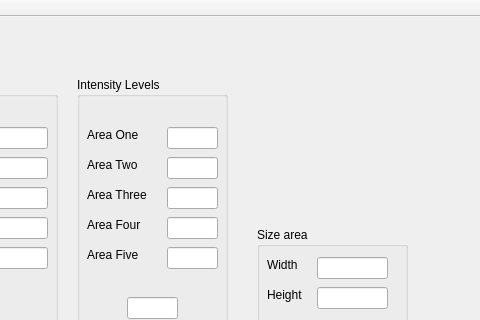
The window that LightControl/mainwindow.ui (RaCastanon/Lighting) describes before a commit, drawn with Qt 5; both pictures show x 413 to 893 and y 0 to 320 of the 893 by 587 pixel window.
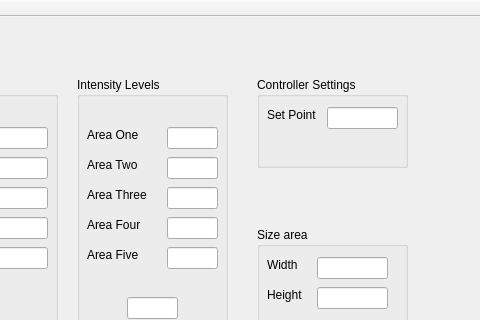
The same window after the commit.

```diff
--- a/LightControl/mainwindow.ui
+++ b/LightControl/mainwindow.ui
@@ -608,6 +608,42 @@
      </property>
     </widget>
    </widget>
+   <widget class="QGroupBox" name="groupBox_8">
+    <property name="geometry">
+     <rect>
+      <x>670</x>
+      <y>60</y>
+      <width>151</width>
+      <height>91</height>
+     </rect>
+    </property>
+    <property name="title">
+     <string>Controller Settings</string>
+    </property>
+    <widget class="QLabel" name="label_14">
+     <property name="geometry">
+      <rect>
+       <x>10</x>
+       <y>30</y>
+       <width>61</width>
+       <height>16</height>
+      </rect>
+     </property>
+     <property name="text">
+      <string>Set Point</string>
+     </property>
+    </widget>
+    <widget class="QLineEdit" name="setPoint">
+     <property name="geometry">
+      <rect>
+       <x>70</x>
+       <y>30</y>
+       <width>71</width>
+       <height>22</height>
+      </rect>
+     </property>
+    </widget>
+   </widget>
   </widget>
   <widget class="QMenuBar" name="menuBar">
    <property name="geometry">
```
